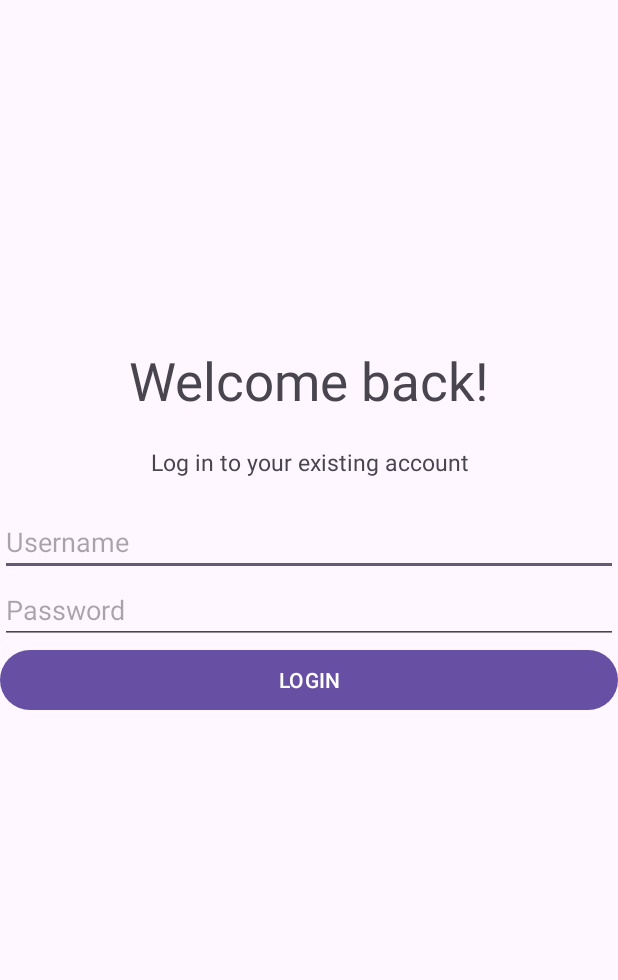
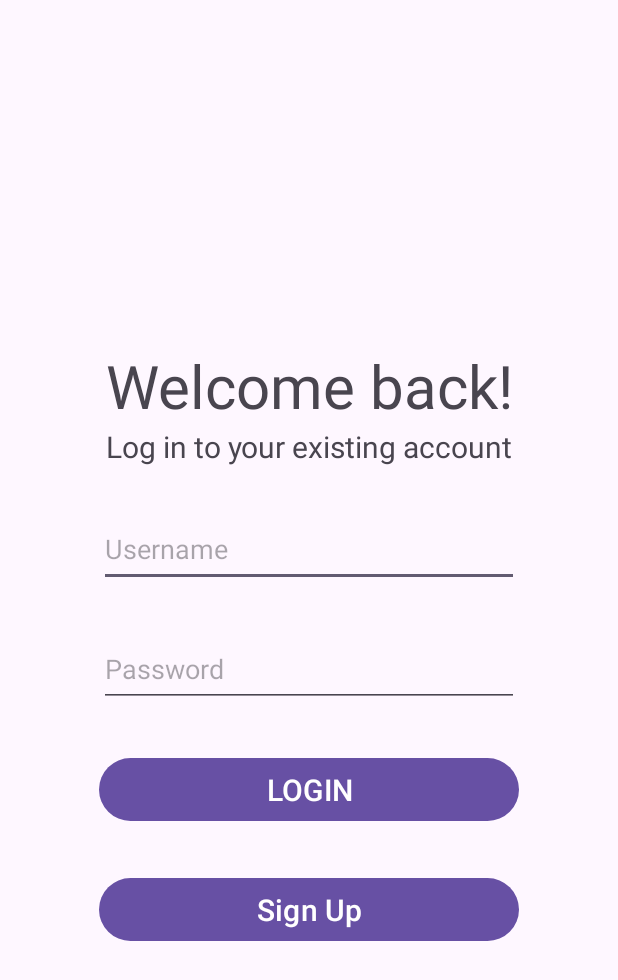
Before and after one commit to jeo33/ELEC390-COEN390, an Android app: the screen it shows after launch (Login_activity), on a phone screen of 412 x 824 dp. Shown: the top 980 px of the screen. Run offline under Robolectric (Android 15) with nearby library versions, the phone set to English and light mode, and no system bars; our stand-ins replace Firebase (no records; nobody signed in at launch, a user with empty details on screens opened directly).

Commit message:
adding sign up activity, so user are allowed to sign up for a new account.

```diff
--- a/app/src/main/java/com/example/a390project/view/Login_activity.java
+++ b/app/src/main/java/com/example/a390project/view/Login_activity.java
@@ -3,6 +3,7 @@ package com.example.a390project.view;
 import androidx.annotation.NonNull;
 import androidx.appcompat.app.AppCompatActivity;
 
+import android.content.Intent;
 import android.os.Bundle;
 import android.util.Log;
 import android.view.View;
@@ -27,9 +28,9 @@ public class Login_activity extends AppCompatActivity {
     DatabaseReference databaseReference;
     String username;
     String password;
-    TextView welcome,Login_text;
+    TextView welcome,Login_text,toRegister;
     EditText uid,pw;
-    Button login;
+    Button login,Signup;
 
     @Override
     protected void onCreate(Bundle savedInstanceState) {
@@ -41,7 +42,15 @@ public class Login_activity extends AppCompatActivity {
         welcome=findViewById(R.id.Welcome_Text);
         Login_text=findViewById(R.id.Log_in_Text);
         login=(Button) findViewById(R.id.Log_in_button);
+        Signup=(Button) findViewById(R.id.RegisterHint);
         firebaseDatabase = FirebaseDatabase.getInstance();
+        Signup.setOnClickListener(new View.OnClickListener() {
+            @Override
+            public void onClick(View view) {
+                Intent intent=new Intent(Login_activity.this,RegisterActivity.class);
+                startActivity(intent);
+            }
+        });
         // below line is used to get
         // reference for our database.
         databaseReference = firebaseDatabase.getReference().child("Users");
--- a/app/src/main/res/layout/activity_login.xml
+++ b/app/src/main/res/layout/activity_login.xml
@@ -12,7 +12,7 @@
         android:layout_width="match_parent"
         android:layout_height="wrap_content"
         android:text="Welcome back!"
-        android:textSize="35dp"
+        android:textSize="40dp"
         android:textAlignment="center"
         android:layout_marginTop="230dp"/>
 
@@ -21,31 +21,46 @@
         android:layout_width="match_parent"
         android:layout_height="wrap_content"
         android:textAlignment="center"
-        android:layout_marginTop="20dp"
-        android:textSize="15dp"
+        android:textSize="20dp"
         android:text="Log in to your existing account" />
 
     <EditText
         android:id="@+id/Username_input"
-        android:layout_width="match_parent"
-        android:layout_height="wrap_content"
-        android:layout_marginTop="20dp"
+        android:layout_width="280dp"
+        android:layout_gravity="center"
+        android:layout_height="50dp"
+        android:layout_marginTop="30dp"
         android:ems="10"
         android:hint="Username"
         android:inputType="text" />
 
     <EditText
         android:id="@+id/Password_input"
-        android:layout_width="match_parent"
-        android:layout_height="wrap_content"
+        android:layout_width="280dp"
+        android:layout_gravity="center"
+        android:layout_height="50dp"
+        android:layout_marginTop="30dp"
         android:ems="10"
         android:inputType="textPassword"
         android:hint="Password"/>
 
     <Button
         android:id="@+id/Log_in_button"
-        android:layout_width="match_parent"
-        android:layout_height="wrap_content"
+        android:layout_width="280dp"
+        android:layout_gravity="center"
+        android:layout_height="50dp"
+        android:textSize="20dp"
+        android:layout_marginTop="30dp"
         android:text="LOGIN" />
 
+    <Button
+        android:id="@+id/RegisterHint"
+        android:layout_width="280dp"
+        android:layout_gravity="center"
+        android:layout_height="50dp"
+        android:layout_marginTop="30dp"
+        android:textAlignment="center"
+        android:textSize="20dp"
+        android:text="Sign Up" />
+
 </LinearLayout>
```
Also changed, not shown: app/src/main/AndroidManifest.xml (+6 -3 lines), app/src/main/java/com/example/a390project/view/RegisterActivity.java (added, +55 -0 lines), app/src/main/res/layout/activity_register.xml (added, +75 -0 lines).
